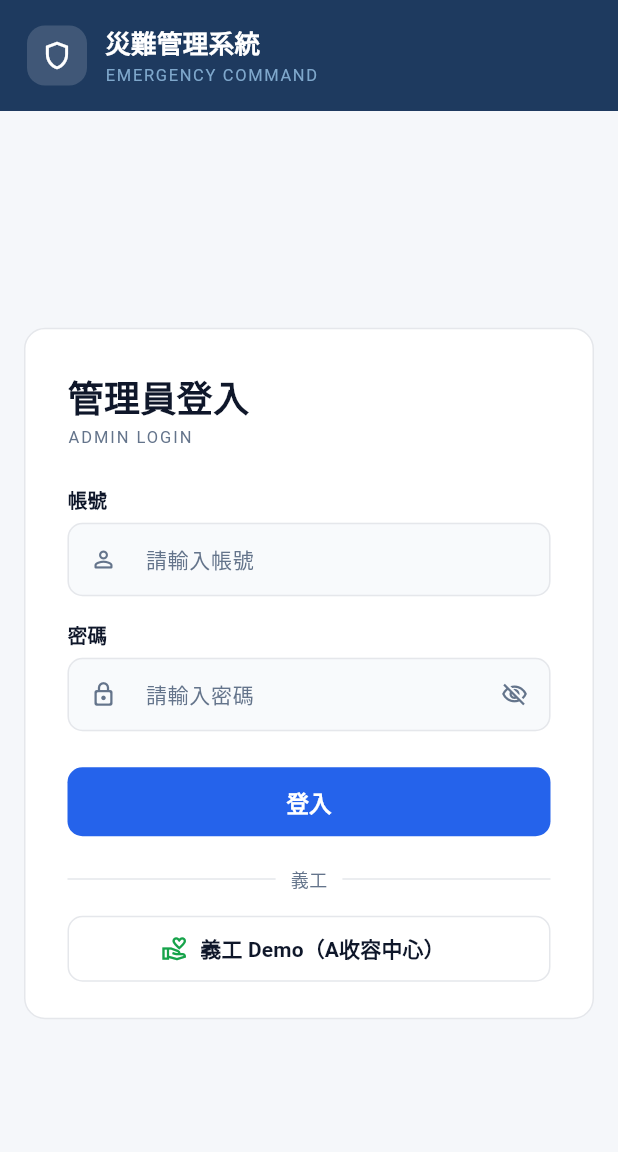
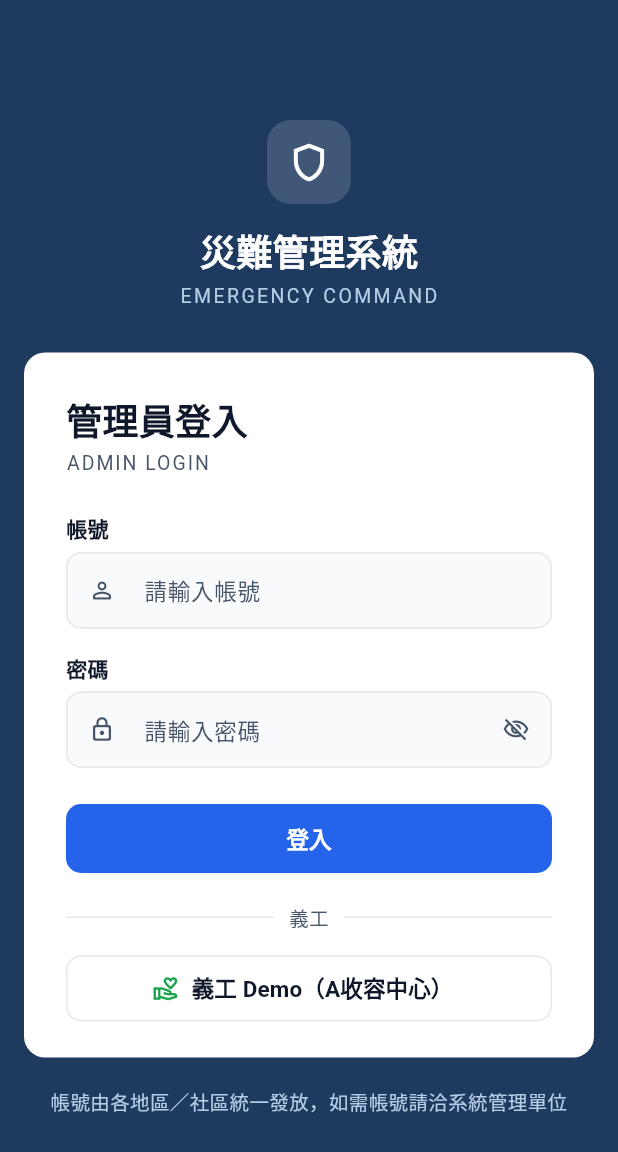
Before and after one commit to Lixiju05/flutter_disaster_app, a Flutter app: the screen it shows after launch, on a phone screen of 412 x 824 dp. Shown: the top 1152 px of the screen. Run offline on Flutter 3.47's test engine with Material 3 defaults, Android fonts, the phone set to English and light mode, and no system bars; our stand-ins replace flutter_map, latlong2, shared_preferences; missing offline and left inert: dart_nostr, sqlite3; accounts and stored records are empty.

Commit message:
登入頁改為深藍置中樣式、全站字體放大與文字加深
- 登入頁：整頁深藍背景，Logo 與登入框置中，移除左側面板與分隔線
- 全站小字放大（10→12、11→13、12→13、13→14、14→15），標題不變
- 次要文字顏色加深（#64748B→#475569、#94A3B8→#64748B），側邊欄淡藍字調亮

Co-Authored-By: Claude Opus 5.5 <noreply@anthropic.com>

```diff
--- a/lib/admin_APP/screens/allocation_page.dart
+++ b/lib/admin_APP/screens/allocation_page.dart
@@ -175,7 +175,7 @@ class _AllocationPageState extends State<AllocationPage> {
                         color: titleColor)),
                 SizedBox(height: 4),
                 Text('Allocation Management',
-                    style: TextStyle(fontSize: 13, color: textSoft)),
+                    style: TextStyle(fontSize: 14, color: textSoft)),
               ],
             ),
           ),
@@ -281,11 +281,11 @@ class _AllocationPageState extends State<AllocationPage> {
                 Text(
                     '目標：${item.zoneId}　數量：${item.qty} ${item.unit}',
                     style:
-                        const TextStyle(color: textSoft, fontSize: 13)),
+                        const TextStyle(color: textSoft, fontSize: 14)),
                 if (item.createdAt.isNotEmpty)
                   Text('建立時間：${item.createdAt}',
                       style:
-                          const TextStyle(color: textSoft, fontSize: 12)),
+                          const TextStyle(color: textSoft, fontSize: 13)),
               ],
             ),
           ),
--- a/lib/admin_APP/screens/full_map_page.dart
+++ b/lib/admin_APP/screens/full_map_page.dart
@@ -122,7 +122,7 @@ class FullMapPage extends StatelessWidget {
                           '$subtitle｜${lat.toStringAsFixed(5)}, ${lng.toStringAsFixed(5)}',
                           style: const TextStyle(
                             color: Color(0xFF7E91A6),
-                            fontSize: 12,
+                            fontSize: 13,
                           ),
                         ),
                       ],
--- a/lib/admin_APP/screens/login_page.dart
+++ b/lib/admin_APP/screens/login_page.dart
@@ -97,108 +97,56 @@ class _LoginPageState extends State<LoginPage> {
 
   @override
   Widget build(BuildContext context) {
-    final isWide = MediaQuery.of(context).size.width >= 900;
-
     return Scaffold(
-      backgroundColor: kBg,
-      body: isWide
-          ? Row(children: [
-              SizedBox(width: 380, child: _buildSidePanel()),
-              Expanded(child: Center(child: SingleChildScrollView(
-                padding: const EdgeInsets.all(24),
-                child: _buildLoginCard(),
-              ))),
-            ])
-          : Column(children: [
-              _buildTopBar(),
-              Expanded(child: Center(child: SingleChildScrollView(
-                padding: const EdgeInsets.all(16),
-                child: _buildLoginCard(),
-              ))),
-            ]),
-    );
-  }
-
-  // ── Logo（與指揮中心側邊欄相同）──────────────────────────
-  Widget _logo() => Row(children: [
-        Container(
-          width: 40, height: 40,
-          decoration: BoxDecoration(
-              color: Colors.white.withOpacity(.15),
-              borderRadius: BorderRadius.circular(12)),
-          child: const Icon(Icons.shield_outlined, color: Colors.white, size: 22),
+      backgroundColor: kSidebarBg,
+      body: SafeArea(
+        child: Center(
+          child: SingleChildScrollView(
+            padding: const EdgeInsets.symmetric(horizontal: 16, vertical: 32),
+            child: Column(
+              mainAxisSize: MainAxisSize.min,
+              children: [
+                _logo(),
+                const SizedBox(height: 28),
+                _buildLoginCard(),
+                const SizedBox(height: 20),
+                const Text('帳號由各地區／社區統一發放，如需帳號請洽系統管理單位',
+                    textAlign: TextAlign.center,
+                    style: TextStyle(color: kSidebarTextSub, fontSize: 13)),
+              ],
+            ),
+          ),
         ),
-        const SizedBox(width: 12),
-        const Column(crossAxisAlignment: CrossAxisAlignment.start, children: [
-          Text('災難管理系統',
-              style: TextStyle(color: Colors.white, fontSize: 17, fontWeight: FontWeight.w800)),
-          SizedBox(height: 2),
-          Text('EMERGENCY COMMAND',
-              style: TextStyle(color: kSidebarTextSub, fontSize: 11, letterSpacing: 1.1)),
-        ]),
-      ]);
-
-  // ── 左側面板（寬螢幕）：沿用側邊欄樣式 ─────────────────────
-  Widget _buildSidePanel() {
-    return Container(
-      color: kSidebarBg,
-      child: SafeArea(
-        child: Column(crossAxisAlignment: CrossAxisAlignment.start, children: [
-          Container(
-            width: double.infinity,
-            padding: const EdgeInsets.fromLTRB(18, 22, 18, 18),
-            decoration: const BoxDecoration(
-                border: Border(bottom: BorderSide(color: kSidebarBorder))),
-            child: _logo(),
-          ),
-          const Padding(
-            padding: EdgeInsets.fromLTRB(18, 24, 18, 8),
-            child: Text('系統功能',
-                style: TextStyle(color: kSidebarTextSub, fontSize: 11,
-                    fontWeight: FontWeight.w600, letterSpacing: 0.8)),
-          ),
-          _feature(Icons.accessibility_new_rounded, '災民資訊與救援狀態追蹤'),
-          _feature(Icons.warning_amber_rounded, '緊急事件回報與處理'),
-          _feature(Icons.inventory_2_outlined, '救援物資調度與分配'),
-          _feature(Icons.favorite_border_rounded, '健康回報彙整'),
-          const Spacer(),
-          Padding(
-            padding: const EdgeInsets.fromLTRB(18, 0, 18, 20),
-            child: Text('帳號由各地區／社區統一發放，\n如需帳號請洽系統管理單位。',
-                style: TextStyle(color: kSidebarTextSub.withOpacity(.8),
-                    fontSize: 12, height: 1.6)),
-          ),
-        ]),
       ),
     );
   }
 
-  Widget _feature(IconData icon, String text) => Padding(
-        padding: const EdgeInsets.symmetric(horizontal: 18, vertical: 9),
-        child: Row(children: [
-          Icon(icon, color: kSidebarTextSub, size: 19),
-          const SizedBox(width: 12),
-          Text(text, style: const TextStyle(color: Colors.white, fontSize: 14)),
-        ]),
-      );
-
-  // ── 上方深藍列（窄螢幕）─────────────────────────────────
-  Widget _buildTopBar() => Container(
-        width: double.infinity,
-        color: kSidebarBg,
-        padding: EdgeInsets.fromLTRB(18, MediaQuery.of(context).padding.top + 16, 18, 16),
-        child: _logo(),
-      );
+  // ── Logo（與指揮中心側邊欄相同樣式，置中）────────────────
+  Widget _logo() => Column(children: [
+        Container(
+          width: 56, height: 56,
+          decoration: BoxDecoration(
+              color: Colors.white.withOpacity(.15),
+              borderRadius: BorderRadius.circular(16)),
+          child: const Icon(Icons.shield_outlined, color: Colors.white, size: 30),
+        ),
+        const SizedBox(height: 14),
+        const Text('災難管理系統',
+            style: TextStyle(color: Colors.white, fontSize: 24, fontWeight: FontWeight.w800)),
+        const SizedBox(height: 4),
+        const Text('EMERGENCY COMMAND',
+            style: TextStyle(color: kSidebarTextSub, fontSize: 13, letterSpacing: 1.6)),
+      ]);
 
   // ── 登入卡片（與指揮中心白色卡片相同）────────────────────
   Widget _buildLoginCard() {
     return Container(
-      width: 400,
+      width: double.infinity,
+      constraints: const BoxConstraints(maxWidth: 420),
       padding: const EdgeInsets.fromLTRB(28, 28, 28, 24),
       decoration: BoxDecoration(
         color: kCardBg,
         borderRadius: BorderRadius.circular(14),
-        border: Border.all(color: kBorder),
       ),
       child: Column(
         mainAxisSize: MainAxisSize.min,
@@ -208,7 +156,7 @@ class _LoginPageState extends State<LoginPage> {
               style: TextStyle(color: kTextMain, fontSize: 24, fontWeight: FontWeight.w800)),
           const SizedBox(height: 2),
           const Text('ADMIN LOGIN',
-              style: TextStyle(color: kTextSub, fontSize: 11, letterSpacing: 1.3)),
+              style: TextStyle(color: kTextSub, fontSize: 13, letterSpacing: 1.3)),
           const SizedBox(height: 24),
           _label('帳號'),
           _input(
@@ -258,7 +206,7 @@ class _LoginPageState extends State<LoginPage> {
             Expanded(child: Divider(color: kBorder)),
             Padding(
               padding: EdgeInsets.symmetric(horizontal: 10),
-              child: Text('義工', style: TextStyle(color: kTextSub, fontSize: 12)),
+              child: Text('義工', style: TextStyle(color: kTextSub, fontSize: 13)),
             ),
             Expanded(child: Divider(color: kBorder)),
           ]),
@@ -276,7 +224,7 @@ class _LoginPageState extends State<LoginPage> {
               ),
               icon: const Icon(Icons.volunteer_activism_outlined, size: 18, color: kGreen),
               label: const Text('義工 Demo（A收容中心）',
-                  style: TextStyle(fontSize: 14, fontWeight: FontWeight.w600)),
+                  style: TextStyle(fontSize: 15, fontWeight: FontWeight.w600)),
             ),
           ),
         ],
@@ -287,7 +235,7 @@ class _LoginPageState extends State<LoginPage> {
   Widget _label(String text) => Padding(
         padding: const EdgeInsets.only(bottom: 6),
         child: Text(text,
-            style: const TextStyle(color: kTextMain, fontSize: 13, fontWeight: FontWeight.w600)),
+            style: const TextStyle(color: kTextMain, fontSize: 14, fontWeight: FontWeight.w600)),
       );
 
   Widget _input({
@@ -306,10 +254,10 @@ class _LoginPageState extends State<LoginPage> {
       controller: controller,
       obscureText: obscure,
       onSubmitted: onSubmitted,
-      style: const TextStyle(color: kTextMain, fontSize: 14),
+      style: const TextStyle(color: kTextMain, fontSize: 15),
       decoration: InputDecoration(
         hintText: hint,
-        hintStyle: const TextStyle(color: kTextSub, fontSize: 14),
+        hintStyle: const TextStyle(color: kTextSub, fontSize: 15),
         prefixIcon: Icon(icon, color: kTextSub, size: 18),
         suffixIcon: suffixIcon,
         filled: true,
```
Also changed, not shown: lib/admin_APP/screens/admin_setup_page.dart (+9 -9 lines), lib/admin_APP/screens/citizen_page.dart (+53 -53 lines), lib/admin_APP/screens/dashboard_page.dart (+55 -55 lines), lib/admin_APP/screens/dispatch_page.dart (+4 -4 lines), lib/admin_APP/screens/emergency_page.dart (+28 -28 lines), lib/admin_APP/screens/health_report_page.dart (+19 -19 lines), lib/admin_APP/screens/register_page.dart (+9 -9 lines), lib/admin_APP/screens/shelter_map_dialog.dart (+11 -11 lines), lib/admin_APP/screens/supply_page.dart (+28 -28 lines), lib/admin_APP/screens/user_management_page.dart (+23 -23 lines), lib/admin_APP/screens/volunteer_page.dart (+19 -19 lines).
